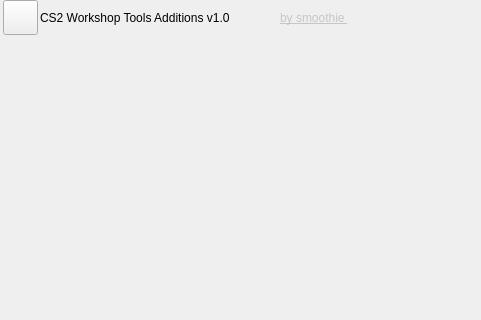
First picture: the form in UI/ui_form.ui, repository smoothie-ws/CS2-Workshop-Tools-Additions, before the edit; both pictures show x 0 to 481 and y 0 to 320 of the 1024 by 768 pixel window.
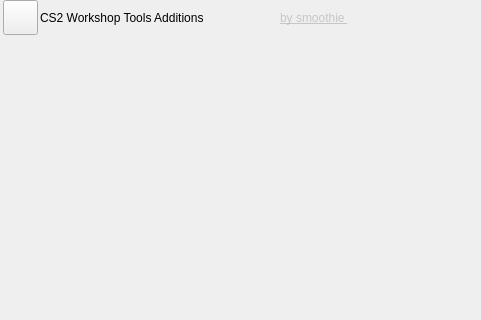
Second picture: the form after the edit. Icons and pictures are not drawn.

Diff of the .ui file:
```diff
--- a/UI/ui_form.ui
+++ b/UI/ui_form.ui
@@ -204,7 +204,7 @@
       </rect>
      </property>
      <property name="text">
-      <string>CS2 Workshop Tools Additions v1.0</string>
+      <string>CS2 Workshop Tools Additions</string>
      </property>
      <property name="class" stdset="0">
       <string>titleText</string>
```
